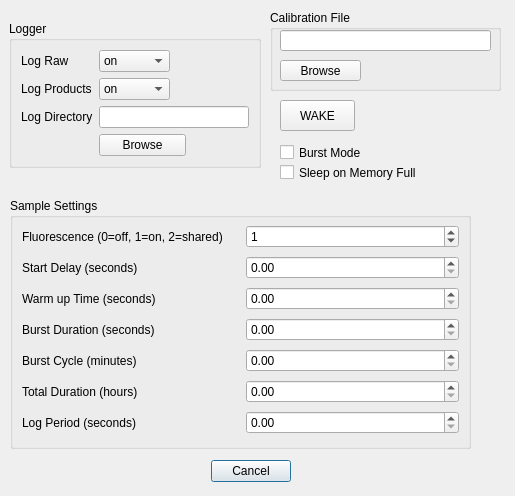
This is inlinino/resources/setup_hydroscat.ui in OceanOptics/Inlinino as Qt 5 draws it before an edit. The edited form follows.
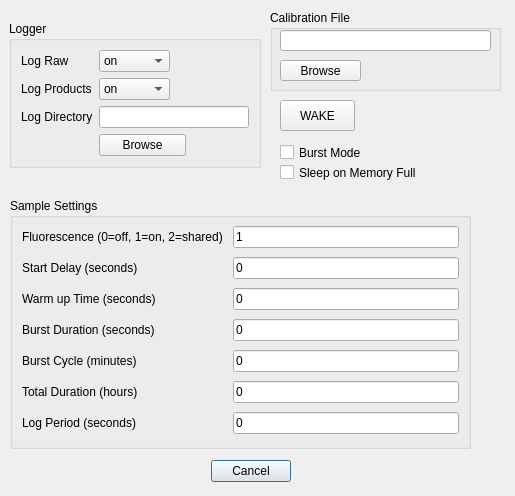
This is the edited form.

Commit message: #10: changed HydroScat setup dialog widgets to line edit; updated config JSON

Patch:
```diff
--- a/inlinino/resources/setup_hydroscat.ui
+++ b/inlinino/resources/setup_hydroscat.ui
@@ -44,30 +44,17 @@
     <property name="horizontalSpacing">
      <number>10</number>
     </property>
-    <item row="0" column="1">
-     <widget class="QSpinBox" name="sb_fluorescence">
-      <property name="maximum">
-       <number>2</number>
-      </property>
-      <property name="value">
-       <number>1</number>
-      </property>
-      <property name="displayIntegerBase">
-       <number>10</number>
-      </property>
-     </widget>
-    </item>
-    <item row="0" column="0">
-     <widget class="QLabel" name="label_3">
+    <item row="6" column="0">
+     <widget class="QLabel" name="label_9">
       <property name="text">
-       <string>Fluorescence (0=off, 1=on, 2=shared)</string>
+       <string>Log Period (seconds)</string>
       </property>
      </widget>
     </item>
-    <item row="3" column="0">
-     <widget class="QLabel" name="label_6">
+    <item row="4" column="0">
+     <widget class="QLabel" name="label_7">
       <property name="text">
-       <string>Burst Duration (seconds)</string>
+       <string>Burst Cycle (minutes)</string>
       </property>
      </widget>
     </item>
@@ -78,6 +65,20 @@
       </property>
      </widget>
     </item>
+    <item row="3" column="0">
+     <widget class="QLabel" name="label_6">
+      <property name="text">
+       <string>Burst Duration (seconds)</string>
+      </property>
+     </widget>
+    </item>
+    <item row="0" column="0">
+     <widget class="QLabel" name="label_3">
+      <property name="text">
+       <string>Fluorescence (0=off, 1=on, 2=shared)</string>
+      </property>
+     </widget>
+    </item>
     <item row="2" column="0">
      <widget class="QLabel" name="label_5">
       <property name="text">
@@ -85,17 +86,10 @@
       </property>
      </widget>
     </item>
-    <item row="4" column="0">
-     <widget class="QLabel" name="label_7">
+    <item row="2" column="1">
+     <widget class="QLineEdit" name="le_warmup_time">
       <property name="text">
-       <string>Burst Cycle (minutes)</string>
-      </property>
-     </widget>
-    </item>
-    <item row="6" column="0">
-     <widget class="QLabel" name="label_9">
-      <property name="text">
-       <string>Log Period (seconds)</string>
+       <string>0</string>
       </property>
      </widget>
     </item>
@@ -107,22 +101,46 @@
      </widget>
     </item>
     <item row="1" column="1">
-     <widget class="QDoubleSpinBox" name="sb_start_delay"/>
+     <widget class="QLineEdit" name="le_start_delay">
+      <property name="text">
+       <string>0</string>
+      </property>
+     </widget>
     </item>
-    <item row="2" column="1">
-     <widget class="QDoubleSpinBox" name="sb_warmup_time"/>
+    <item row="0" column="1">
+     <widget class="QLineEdit" name="le_fluorescence">
+      <property name="text">
+       <string>1</string>
+      </property>
+     </widget>
     </item>
     <item row="3" column="1">
-     <widget class="QDoubleSpinBox" name="sb_burst_duration"/>
-    </item>
-    <item row="4" column="1">
-     <widget class="QDoubleSpinBox" name="sb_burst_cycle"/>
+     <widget class="QLineEdit" name="le_burst_duration">
+      <property name="text">
+       <string>0</string>
+      </property>
+     </widget>
     </item>
     <item row="5" column="1">
-     <widget class="QDoubleSpinBox" name="sb_total_duration"/>
+     <widget class="QLineEdit" name="le_total_duration">
+      <property name="text">
+       <string>0</string>
+      </property>
+     </widget>
+    </item>
+    <item row="4" column="1">
+     <widget class="QLineEdit" name="le_burst_cycle">
+      <property name="text">
+       <string>0</string>
+      </property>
+     </widget>
     </item>
     <item row="6" column="1">
-     <widget class="QDoubleSpinBox" name="sb_log_period"/>
+     <widget class="QLineEdit" name="le_log_period">
+      <property name="text">
+       <string>0</string>
+      </property>
+     </widget>
     </item>
    </layout>
   </widget>
```
The commit also changes 1 other file.
